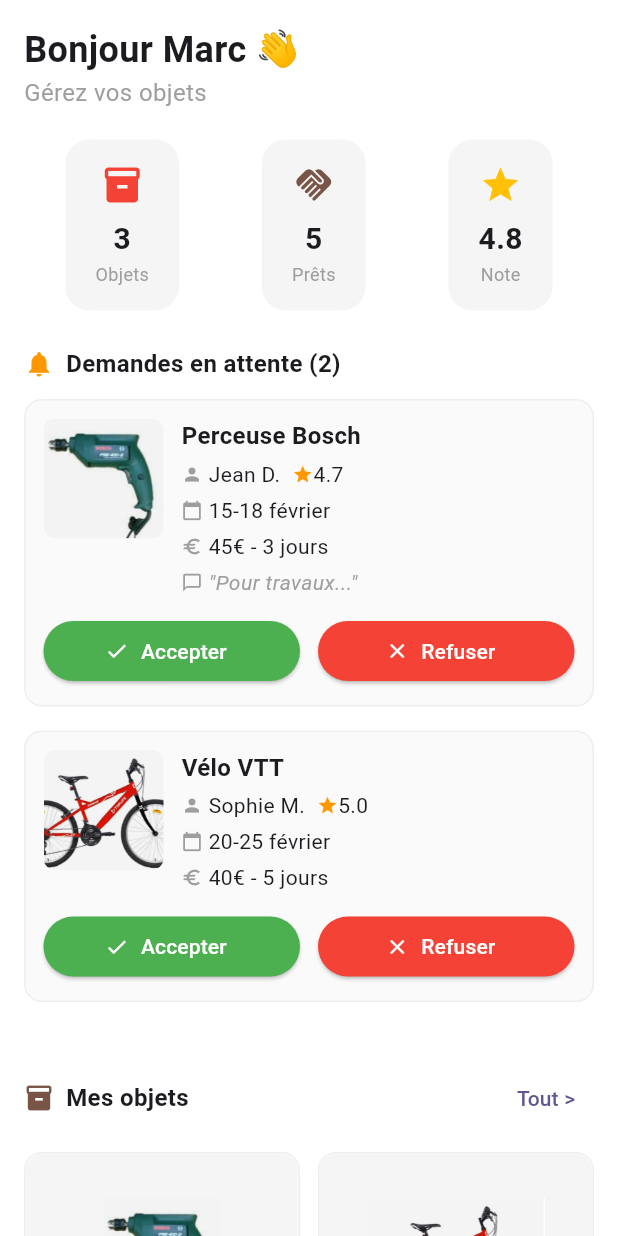
After one commit to montassar2002/devmob-echange, a Flutter app: the OwnerDashboard screen opened directly, on a phone screen of 412 x 824 dp. The commit adds this screen. Run offline on Flutter 3.47's test engine with Material 3 defaults, Android fonts, the phone set to English and light mode, and no system bars; our stand-ins replace firebase_core; accounts and stored records are empty.

Commit message:
feat(dashboard): add owner dashboard with clickable stats and reservation requests

```diff
--- a/lib/views/home/home_page.dart
+++ b/lib/views/home/home_page.dart
@@ -2,6 +2,7 @@ import 'package:flutter/material.dart';
 import '../../widgets/item_card.dart';
 import 'search_page.dart';
 import '../../models/item.dart';
+import '../profile/owner_dashboard.dart'; // ← AJOUTÉ
 
 class HomePage extends StatefulWidget {
   const HomePage({super.key});
@@ -158,7 +159,7 @@ class _HomePageState extends State<HomePage> {
                 padding: EdgeInsets.symmetric(horizontal: 16),
                 child: Row(
                   children: popularItems.map((item) {
-                    return ItemCard(item: item); // ← MODIFIÉ : passe l'objet Item
+                    return ItemCard(item: item);
                   }).toList(),
                 ),
               ),
@@ -186,11 +187,11 @@ class _HomePageState extends State<HomePage> {
                 padding: EdgeInsets.symmetric(horizontal: 16),
                 child: Column(
                   children: recentItems.map((item) {
-                    return ItemCard(item: item); // ← MODIFIÉ : passe l'objet Item
+                    return ItemCard(item: item);
                   }).toList(),
                 ),
               ),
-              SizedBox(height: 100), // Espace pour bottom nav
+              SizedBox(height: 100),
             ],
           ),
         ),
@@ -221,7 +222,11 @@ class _HomePageState extends State<HomePage> {
               // TODO: Naviguer vers Évaluations/Avis
               break;
             case 4:
-              // TODO: Naviguer vers Profil
+              // ← MODIFIÉ : Navigation vers OwnerDashboard
+              Navigator.push(
+                context,
+                MaterialPageRoute(builder: (context) => OwnerDashboard()),
+              );
               break;
           }
         },
@@ -244,11 +249,11 @@ class _HomePageState extends State<HomePage> {
             label: '',
           ),
           BottomNavigationBarItem(
-            icon: Icon(Icons.assignment_outlined), // Avis/Évaluations
+            icon: Icon(Icons.assignment_outlined),
             label: '',
           ),
           BottomNavigationBarItem(
-            icon: Icon(Icons.person_outline), // Profil
+            icon: Icon(Icons.person_outline),
             label: '',
           ),
         ],
--- /dev/null
+++ b/lib/views/profile/owner_dashboard.dart
@@ -0,0 +1,403 @@
+import 'package:flutter/material.dart';
+import '../../models/item.dart';
+
+class OwnerDashboard extends StatefulWidget {
+  const OwnerDashboard({super.key});
+
+  @override
+  State<OwnerDashboard> createState() => _OwnerDashboardState();
+}
+
+class _OwnerDashboardState extends State<OwnerDashboard> {
+  // Stats
+  final int totalObjects = 3;
+  final int totalPrets = 5;
+  final double rating = 4.8;
+
+  // Demandes en attente
+  final List<Map<String, dynamic>> pendingRequests = [
+    {
+      'itemImage': 'assets/images/perce.png',
+      'itemTitle': 'Perceuse Bosch',
+      'renterName': 'Jean D.',
+      'renterRating': 4.7,
+      'dates': '15-18 février',
+      'price': '45€',
+      'duration': '3 jours',
+      'message': 'Pour travaux...',
+    },
+    {
+      'itemImage': 'assets/images/velo.png',
+      'itemTitle': 'Vélo VTT',
+      'renterName': 'Sophie M.',
+      'renterRating': 5.0,
+      'dates': '20-25 février',
+      'price': '40€',
+      'duration': '5 jours',
+      'message': null,
+    },
+  ];
+
+  // Mes objets
+  final List<Item> myItems = Item.sampleItems.sublist(0, 2);
+
+  @override
+  Widget build(BuildContext context) {
+    return Scaffold(
+      backgroundColor: Colors.white,
+      body: SafeArea(
+        child: SingleChildScrollView(
+          padding: EdgeInsets.all(16),
+          child: Column(
+            crossAxisAlignment: CrossAxisAlignment.start,
+            children: [
+              // Header
+              Text(
+                'Bonjour Marc 👋',
+                style: TextStyle(
+                  fontSize: 24,
+                  fontWeight: FontWeight.bold,
+                ),
+              ),
+              Text(
+                'Gérez vos objets',
+                style: TextStyle(
+                  fontSize: 16,
+                  color: Colors.grey,
+                ),
+              ),
+              SizedBox(height: 20),
+
+              // Stats
+              Row(
+  mainAxisAlignment: MainAxisAlignment.spaceAround,
+  children: [
+    _buildStatCard('3', 'Objets', Icons.inventory_2, Colors.red, () {
+      // TODO: Naviguer vers la liste de tous les objets
+      print('Objets cliqué');
+    }),
+    _buildStatCard('5', 'Prêts', Icons.handshake, Colors.brown, () {
+      // TODO: Naviguer vers l'historique des prêts
+      print('Prêts cliqué');
+    }),
+    _buildStatCard('4.8', 'Note', Icons.star, Colors.amber, () {
+      // TODO: Naviguer vers les avis/évaluations
+      print('Note cliqué');
+    }),
+  ],
+),
+              SizedBox(height: 24),
+
+              // Demandes en attente
+              Row(
+                children: [
+                  Icon(Icons.notifications, color: Colors.orange, size: 20),
+                  SizedBox(width: 8),
+                  Text(
+                    'Demandes en attente (${pendingRequests.length})',
+                    style: TextStyle(
+                      fontSize: 16,
+                      fontWeight: FontWeight.bold,
+                    ),
+                  ),
+                ],
+              ),
+              SizedBox(height: 12),
+              ...pendingRequests.map((request) => _buildRequestCard(request)),
+              SizedBox(height: 24),
+
+              // Mes objets
+              Row(
+                mainAxisAlignment: MainAxisAlignment.spaceBetween,
+                children: [
+                  Row(
+                    children: [
+                      Icon(Icons.inventory_2, color: Colors.brown, size: 20),
+                      SizedBox(width: 8),
+                      Text(
+                        'Mes objets',
+                        style: TextStyle(
+                          fontSize: 16,
+                          fontWeight: FontWeight.bold,
+                        ),
+                      ),
+                    ],
+                  ),
+                  TextButton(
+                    onPressed: () {},
+                    child: Text('Tout >'),
+                  ),
+                ],
+              ),
+              SizedBox(height: 12),
+              GridView.builder(
+                shrinkWrap: true,
+                physics: NeverScrollableScrollPhysics(),
+                gridDelegate: SliverGridDelegateWithFixedCrossAxisCount(
+                  crossAxisCount: 2,
+                  childAspectRatio: 0.8,
+                  crossAxisSpacing: 12,
+                  mainAxisSpacing: 12,
+                ),
+                itemCount: myItems.length,
+                itemBuilder: (context, index) {
+                  return _buildMyItemCard(myItems[index]);
+                },
+              ),
+              SizedBox(height: 20),
+
+              // Bouton Ajouter
+              SizedBox(
+                width: double.infinity,
+                child: ElevatedButton.icon(
+                  onPressed: () {
+                    // TODO: Naviguer vers Ajouter Objet
+                  },
+                  icon: Icon(Icons.add),
+                  label: Text('Ajouter un objet'),
+                  style: ElevatedButton.styleFrom(
+                    backgroundColor: Color(0xFF2196F3),
+                    foregroundColor: Colors.white,
+                    padding: EdgeInsets.symmetric(vertical: 16),
+                    shape: RoundedRectangleBorder(
+                      borderRadius: BorderRadius.circular(12),
+                    ),
+                  ),
+                ),
+              ),
+              SizedBox(height: 100),
+            ],
+          ),
+        ),
+      ),
+    );
+  }
+
+  Widget _buildStatCard(String value, String label, IconData icon, Color color, VoidCallback? onTap) {
+  return GestureDetector(
+    onTap: onTap,
+    child: Container(
+      padding: EdgeInsets.symmetric(horizontal: 20, vertical: 16),
+      decoration: BoxDecoration(
+        color: Colors.grey.shade100,
+        borderRadius: BorderRadius.circular(16),
+      ),
+      child: Column(
+        children: [
+          Icon(icon, color: color, size: 28),
+          SizedBox(height: 8),
+          Text(
+            value,
+            style: TextStyle(
+              fontSize: 20,
+              fontWeight: FontWeight.bold,
+            ),
+          ),
+          Text(
+            label,
+            style: TextStyle(
+              color: Colors.grey,
+              fontSize: 12,
+            ),
+          ),
+        ],
+      ),
+    ),
+  );
+}
+
+  Widget _buildRequestCard(Map<String, dynamic> request) {
+    return Container(
+      margin: EdgeInsets.only(bottom: 16),
+      padding: EdgeInsets.all(12),
+      decoration: BoxDecoration(
+        color: Colors.grey.shade50,
+        borderRadius: BorderRadius.circular(12),
+        border: Border.all(color: Colors.grey.shade200),
+      ),
+      child: Column(
+        children: [
+          Row(
+            crossAxisAlignment: CrossAxisAlignment.start,
+            children: [
+              ClipRRect(
+                borderRadius: BorderRadius.circular(8),
+                child: Image.asset(
+                  request['itemImage'],
+                  width: 80,
+                  height: 80,
+                  fit: BoxFit.cover,
+                ),
+              ),
+              SizedBox(width: 12),
+              Expanded(
+                child: Column(
+                  crossAxisAlignment: CrossAxisAlignment.start,
+                  children: [
+                    Text(
+                      request['itemTitle'],
+                      style: TextStyle(
+                        fontWeight: FontWeight.bold,
+                        fontSize: 16,
+                      ),
+                    ),
+                    SizedBox(height: 4),
+                    Row(
+                      children: [
+                        Icon(Icons.person, size: 14, color: Colors.grey),
+                        SizedBox(width: 4),
+                        Text(request['renterName']),
+                        SizedBox(width: 8),
+                        Icon(Icons.star, size: 14, color: Colors.orange),
+                        Text('${request['renterRating']}'),
+                      ],
+                    ),
+                    SizedBox(height: 4),
+                    Row(
+                      children: [
+                        Icon(Icons.calendar_today, size: 14, color: Colors.grey),
+                        SizedBox(width: 4),
+                        Text(request['dates']),
+                      ],
+                    ),
+                    SizedBox(height: 4),
+                    Row(
+                      children: [
+                        Icon(Icons.euro, size: 14, color: Colors.grey),
+                        SizedBox(width: 4),
+                        Text('${request['price']} - ${request['duration']}'),
+                      ],
+                    ),
+                    if (request['message'] != null) ...[
+                      SizedBox(height: 4),
+                      Row(
+                        children: [
+                          Icon(Icons.chat_bubble_outline, size: 14, color: Colors.grey),
+                          SizedBox(width: 4),
+                          Text(
+                            '"${request['message']}"',
+                            style: TextStyle(
+                              fontStyle: FontStyle.italic,
+                              color: Colors.grey,
+                            ),
+                          ),
+                        ],
+                      ),
+                    ],
+                  ],
+                ),
+              ),
+            ],
+          ),
+          SizedBox(height: 12),
+          Row(
+            children: [
+              Expanded(
+                child: ElevatedButton.icon(
+                  onPressed: () {},
+                  icon: Icon(Icons.check, size: 16),
+                  label: Text('Accepter'),
+                  style: ElevatedButton.styleFrom(
+                    backgroundColor: Colors.green,
+                    foregroundColor: Colors.white,
+                    shape: RoundedRectangleBorder(
+                      borderRadius: BorderRadius.circular(20),
+                    ),
+                  ),
+                ),
+              ),
+              SizedBox(width: 12),
+              Expanded(
+                child: ElevatedButton.icon(
+                  onPressed: () {},
+                  icon: Icon(Icons.close, size: 16),
+                  label: Text('Refuser'),
+                  style: ElevatedButton.styleFrom(
+                    backgroundColor: Colors.red,
+                    foregroundColor: Colors.white,
+                    shape: RoundedRectangleBorder(
+                      borderRadius: BorderRadius.circular(20),
+                    ),
+                  ),
+                ),
+              ),
+            ],
+          ),
+        ],
+      ),
+    );
+  }
+
+  Widget _buildMyItemCard(Item item) {
+    return Container(
+      decoration: BoxDecoration(
+        color: Colors.white,
+        borderRadius: BorderRadius.circular(12),
+        border: Border.all(color: Colors.grey.shade200),
+      ),
+      child: Column(
+        crossAxisAlignment: CrossAxisAlignment.start,
+        children: [
+          Expanded(
+            child: Container(
+              decoration: BoxDecoration(
+                color: Colors.grey.shade100,
+                borderRadius: BorderRadius.vertical(top: Radius.circular(12)),
+              ),
+              child: Center(
+                child: Image.asset(
+                  item.image,
+                  height: 80,
+                  fit: BoxFit.contain,
+                ),
+              ),
+            ),
+          ),
+          Padding(
+            padding: EdgeInsets.all(12),
+            child: Column(
+              crossAxisAlignment: CrossAxisAlignment.start,
+              children: [
+                Row(
+                  children: [
+                    Icon(
+                      item.isAvailable ? Icons.check_circle : Icons.cancel,
+                      color: item.isAvailable ? Colors.green : Colors.red,
+                      size: 16,
+                    ),
+                    SizedBox(width: 4),
+                    Text(
+                      item.isAvailable ? 'Dispo' : 'Réservé',
+                      style: TextStyle(
+                        color: item.isAvailable ? Colors.green : Colors.red,
+                        fontSize: 12,
+                        fontWeight: FontWeight.bold,
+                      ),
+                    ),
+                  ],
+                ),
+                SizedBox(height: 4),
+                Text(
+                  item.title,
+                  style: TextStyle(
+                    fontWeight: FontWeight.bold,
+                    fontSize: 14,
+                  ),
+                  overflow: TextOverflow.ellipsis,
+                ),
+                SizedBox(height: 8),
+                Row(
+                  children: [
+                    Icon(Icons.edit, size: 16, color: Colors.orange),
+                    SizedBox(width: 8),
+                    Icon(Icons.delete, size: 16, color: Colors.grey),
+                  ],
+                ),
+              ],
+            ),
+          ),
+        ],
+      ),
+    );
+  }
+}
```
